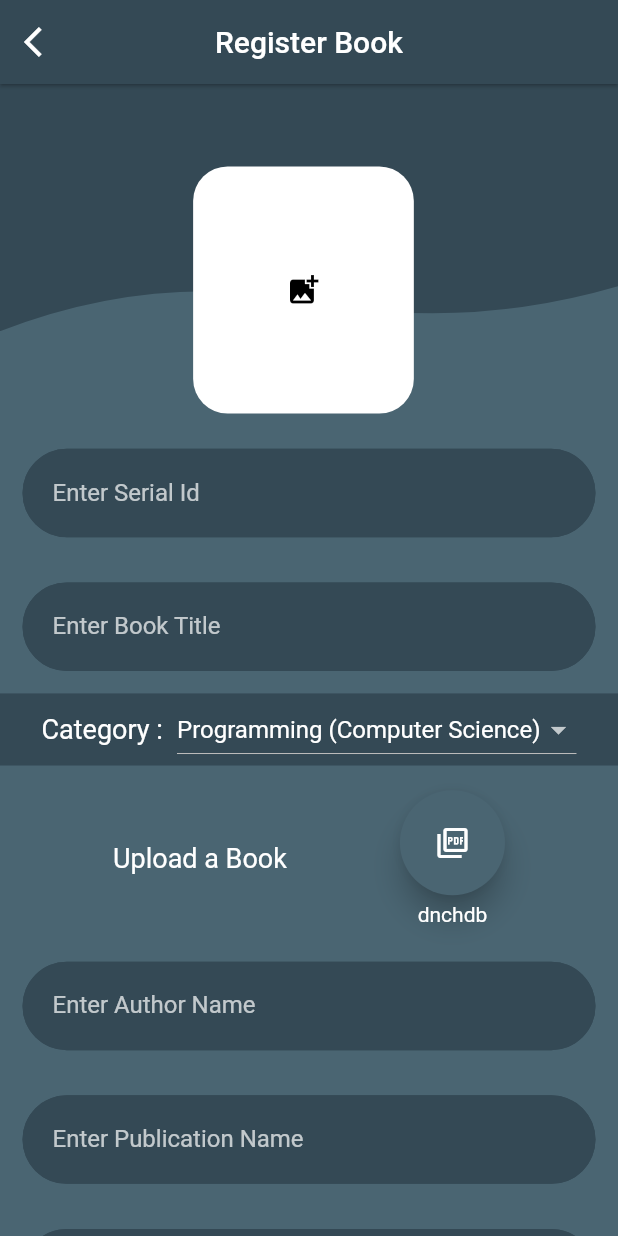
After one commit to shelendravashishtha2/BooksApp, a Flutter app: the BookRegistration screen opened directly, on a phone screen of 412 x 824 dp. The commit adds this screen. Run offline on Flutter 3.47's test engine with Material 2 defaults, Android fonts, the phone set to English and light mode, and no system bars; our stand-ins replace cloud_firestore, dio, file_picker, firebase_auth, firebase_core, flutter_spinkit and 2 more; accounts and stored records are empty.

Commit message:
Books Registration

```diff
--- /dev/null
+++ b/lib/BooksRegistration/BooksRegistration.dart
@@ -0,0 +1,321 @@
+import 'package:file_picker/file_picker.dart';
+import 'package:flutter/material.dart';
+import 'package:miniproject/components/textfieldadder.dart';
+import 'package:miniproject/constants.dart';
+import 'package:image_picker/image_picker.dart';
+import 'dart:io';
+
+class BookRegistration extends StatefulWidget {
+  @override
+  _BookRegistrationState createState() => _BookRegistrationState();
+}
+
+class _BookRegistrationState extends State<BookRegistration> {
+  File _image;
+  final imagePicker = ImagePicker();
+  String extension;
+  String bookSerialId;
+  String bookName;
+  String author;
+  String publication;
+  double price;
+  int noOfPages;
+  File bookPdf;
+  Future getFile() async {
+    FilePickerResult result = await FilePicker.platform.pickFiles(
+      type: FileType.custom,
+      allowedExtensions: ['pdf'],
+      allowCompression: true,
+    );
+
+    if (result != null) {
+      setState(() {
+        bookPdf = File(result.files.single.path);
+      });
+    } else {
+      // User canceled the picker
+    }
+  }
+
+  Future getImageFromGallery() async {
+    final pickedFile = await imagePicker.getImage(source: ImageSource.gallery);
+    setState(() {
+      if (pickedFile != null) {
+        _image = File(pickedFile.path);
+        extension = pickedFile.path
+            .substring(pickedFile.path.length - 3, pickedFile.path.length);
+        print(_image);
+      } else {
+        print("no File Selected");
+      }
+    });
+  }
+
+  @override
+  Widget build(BuildContext context) {
+    double width = MediaQuery.of(context).size.width;
+    double height = MediaQuery.of(context).size.height;
+    return Scaffold(
+      backgroundColor: kprimaryColor,
+      appBar: AppBar(
+        leading: IconButton(
+          onPressed: () {
+            Navigator.pop(context);
+          },
+          icon: Icon(
+            Icons.arrow_back_ios,
+            color: Colors.white,
+          ),
+        ),
+        elevation: 1,
+        backgroundColor: Color(0xFF344955),
+        centerTitle: true,
+        title: Text(
+          'Register Book',
+          style: TextStyle(
+            color: Colors.white,
+          ),
+        ),
+      ),
+      body: SingleChildScrollView(
+        child: Column(
+          children: [
+            Stack(
+              overflow: Overflow.visible,
+              children: [
+                ClipPath(
+                  clipper: Clipper(),
+                  child: Container(
+                    width: width,
+                    height: height / 5,
+                    color: Color(0xFF344955),
+                  ),
+                ),
+                Positioned(
+                  top: height / 15,
+                  left: width / 3.2,
+                  child: GestureDetector(
+                    onTap: getImageFromGallery,
+                    child: Container(
+                      decoration: BoxDecoration(
+                        color: Colors.white,
+                        borderRadius: BorderRadius.circular(23.0),
+                      ),
+                      height: height / 5,
+                      width: width / 2.8,
+                      child: (_image == null)
+                          ? Icon(
+                              Icons.add_photo_alternate,
+                              color: Colors.black,
+                            )
+                          : ClipRRect(
+                              borderRadius: BorderRadius.circular(23),
+                              child: Image.file(
+                                _image,
+                                height: height / 5,
+                                width: width / 2.8,
+                                fit: BoxFit.fitWidth,
+                              ),
+                            ),
+                    ),
+                  ),
+                ),
+              ],
+            ),
+            Padding(
+              padding: EdgeInsets.only(top: height / 13),
+              child: TextFieldAdder(
+                hint: 'Enter Serial Id',
+                obscure: false,
+                textInputType: TextInputType.emailAddress,
+                onchanged: (value) {
+                  bookSerialId = value;
+                },
+              ),
+            ),
+            Padding(
+              padding: EdgeInsets.only(top: height * 0.0001),
+              child: TextFieldAdder(
+                hint: 'Enter Book Title',
+                obscure: false,
+                textInputType: TextInputType.emailAddress,
+                onchanged: (value) {
+                  bookName = value;
+                },
+              ),
+            ),
+            Container(
+              color: Color(0xFF344955),
+              child: Padding(
+                padding: EdgeInsets.only(
+                  top: height * 0.0001,
+                ),
+                child: Row(
+                  mainAxisAlignment: MainAxisAlignment.center,
+                  children: [
+                    Text(
+                      'Category : ',
+                      style: TextStyle(fontSize: 18.0),
+                    ),
+                    SizedBox(
+                      width: 5,
+                    ),
+                    DropdownButton(
+                      onChanged: (value) {},
+                      items: [
+                        DropdownMenuItem(
+                          child: Text('Programming (Computer Science)'),
+                        ),
+                        DropdownMenuItem(
+                          child: Text('Programming (Computer Science)'),
+                        ),
+                        DropdownMenuItem(
+                          child: Text('Programming (Computer Science)'),
+                        ),
+                        DropdownMenuItem(
+                          child: Text('Programming (Computer Science)'),
+                        ),
+                        DropdownMenuItem(
+                          child: Text('Programming (Computer Science)'),
+                        ),
+                        DropdownMenuItem(
+                          child: Text('Programming (Computer Science)'),
+                        ),
+                        DropdownMenuItem(
+                          child: Text('Programming (Computer Science)'),
+                        ),
+                        DropdownMenuItem(
+                          child: Text('Programming (Computer Science)'),
+                        ),
+                        DropdownMenuItem(
+                          child: Text('Programming (Computer Science)'),
+                        ),
+                        DropdownMenuItem(
+                          child: Text('Programming (Computer Science)'),
+                        ),
+                        DropdownMenuItem(
+                          child: Text('Programming (Computer Science)'),
+                        ),
+                      ],
+                    ),
+                  ],
+                ),
+              ),
+            ),
+            Padding(
+              padding:
+                  EdgeInsets.only(top: height * 0.02, bottom: height * 0.01),
+              child: Row(
+                mainAxisAlignment: MainAxisAlignment.spaceEvenly,
+                children: [
+                  Text(
+                    'Upload a Book',
+                    style: TextStyle(
+                      fontSize: 18.0,
+                      color: Colors.white,
+                    ),
+                  ),
+                  Column(
+                    children: [
+                      Material(
+                        borderRadius: BorderRadius.circular(50.0),
+                        elevation: 8.0,
+                        child: GestureDetector(
+                          onTap: getFile,
+                          child: Container(
+                            height: 70.0,
+                            width: 70.0,
+                            decoration: BoxDecoration(
+                              borderRadius: BorderRadius.circular(50.0),
+                            ),
+                            child: Icon(
+                              Icons.picture_as_pdf_outlined,
+                              color: Colors.white,
+                            ),
+                          ),
+                        ),
+                      ),
+                      SizedBox(
+                        height: 5.0,
+                      ),
+                      Text(
+                        'dnchdb',
+                      ),
+                    ],
+                  ),
+                ],
+              ),
+            ),
+            Padding(
+              padding: EdgeInsets.only(top: height * 0.0001),
+              child: TextFieldAdder(
+                hint: 'Enter Author Name',
+                obscure: false,
+                textInputType: TextInputType.emailAddress,
+                onchanged: (value) {
+                  author = value;
+                },
+              ),
+            ),
+            Padding(
+              padding: EdgeInsets.only(top: height * 0.0001),
+              child: TextFieldAdder(
+                hint: 'Enter Publication Name',
+                obscure: false,
+                textInputType: TextInputType.emailAddress,
+                onchanged: (value) {
+                  publication = value;
+                },
+              ),
+            ),
+            Padding(
+              padding: EdgeInsets.only(top: height * 0.0001),
+              child: TextFieldAdder(
+                hint: 'Enter Price',
+                obscure: false,
+                textInputType: TextInputType.number,
+                onchanged: (value) {
+                  price = double.parse(value);
+                  print(price);
+                },
+              ),
+            ),
+            Padding(
+              padding: EdgeInsets.only(top: height * 0.0001),
+              child: TextFieldAdder(
+                hint: 'Enter No Of Pages',
+                obscure: false,
+                textInputType: TextInputType.number,
+                onchanged: (value) {
+                  noOfPages = int.parse(value);
+                  print(noOfPages);
+                },
+              ),
+            ),
+          ],
+        ),
+      ),
+    );
+  }
+}
+
+class Clipper extends CustomClipper<Path> {
+  @override
+  Path getClip(Size size) {
+    Path path = Path();
+    path.lineTo(0, size.height);
+    path.quadraticBezierTo(
+        size.width / 4, size.height - 40, size.width / 2, size.height - 20);
+    path.quadraticBezierTo(
+        3 / 4 * size.width, size.height, size.width, size.height - 30);
+    path.lineTo(size.width, 0);
+
+    return path;
+  }
+
+  @override
+  bool shouldReclip(covariant CustomClipper<Path> oldClipper) {
+    // TODO: implement shouldReclip
+    return true;
+  }
+}
--- a/lib/welcomescreens/registration.dart
+++ b/lib/welcomescreens/registration.dart
@@ -320,7 +320,7 @@ class _PageThreeState extends State<PageThree> {
                         ),
                       });
                       dio.options.headers["Authorization"] =
-                          'Token  613f83c277f3530efee673393e018c390af3afa1a';
+                          'Token 613f83c277f3530efee673393e018c390af3afa1';
                       try {
                         var response = await dio.post(
                           'https://miniproject132.pythonanywhere.com/api/user/',
```
Also changed, not shown: lib/mainscreen/primaryScreen.dart (+108 -71 lines).
